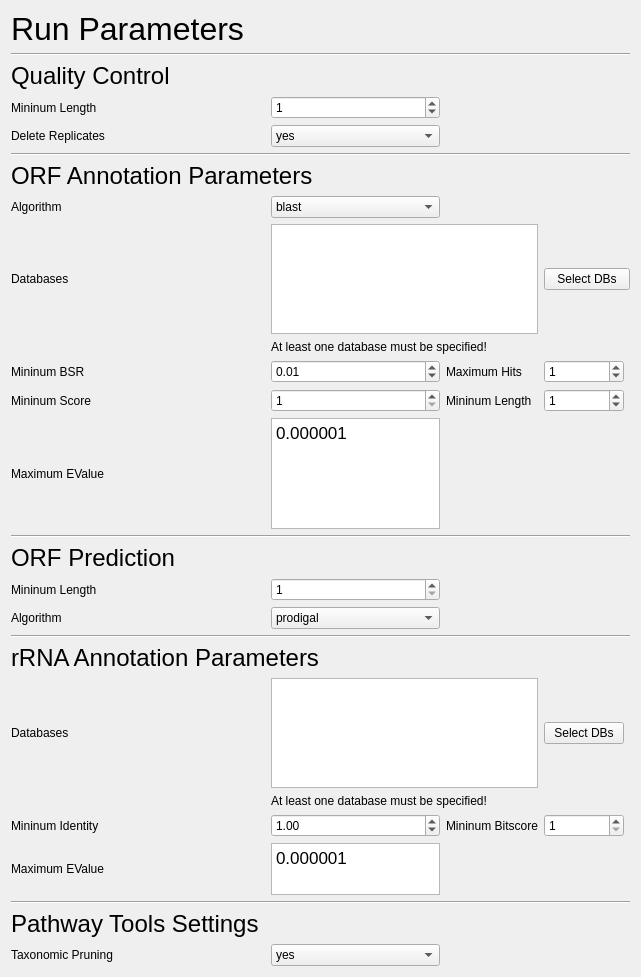
First picture: the form in SettingsTab.ui, repository hallamlab/MetaPathwaysGUI, before the edit.
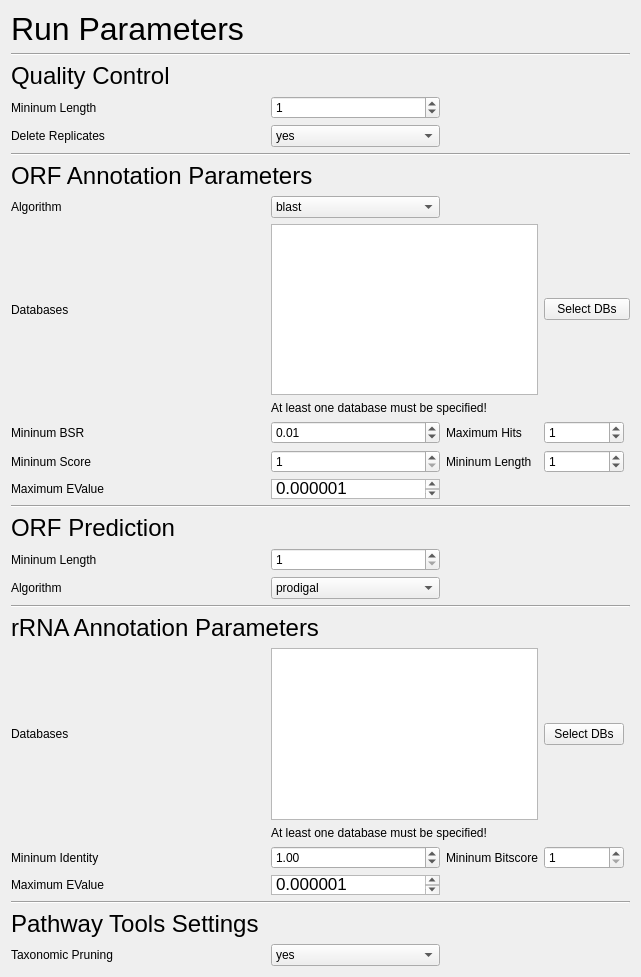
Second picture: the form after the edit.

Diff of the .ui file:
```diff
--- a/SettingsTab.ui
+++ b/SettingsTab.ui
@@ -31,23 +31,6 @@
      </property>
     </widget>
    </item>
-   <item row="17" column="2">
-    <widget class="QTextEdit" name="annotationMAX_EVALUE">
-     <property name="minimumSize">
-      <size>
-       <width>139</width>
-       <height>0</height>
-      </size>
-     </property>
-     <property name="html">
-      <string>&lt;!DOCTYPE HTML PUBLIC &quot;-//W3C//DTD HTML 4.0//EN&quot; &quot;http://www.w3.org/TR/REC-html40/strict.dtd&quot;&gt;
-&lt;html&gt;&lt;head&gt;&lt;meta name=&quot;qrichtext&quot; content=&quot;1&quot; /&gt;&lt;style type=&quot;text/css&quot;&gt;
-p, li { white-space: pre-wrap; }
-&lt;/style&gt;&lt;/head&gt;&lt;body style=&quot; font-family:'Lucida Grande'; font-size:13pt; font-weight:400; font-style:normal;&quot;&gt;
-&lt;p style=&quot; margin-top:0px; margin-bottom:0px; margin-left:0px; margin-right:0px; -qt-block-indent:0; text-indent:0px;&quot;&gt;0.000001&lt;/p&gt;&lt;/body&gt;&lt;/html&gt;</string>
-     </property>
-    </widget>
-   </item>
    <item row="19" column="0" colspan="3">
     <widget class="QLabel" name="label_4">
      <property name="font">
@@ -134,13 +117,6 @@
      </property>
     </widget>
    </item>
-   <item row="17" column="0" colspan="2">
-    <widget class="QLabel" name="label_11">
-     <property name="text">
-      <string>Maximum EValue</string>
-     </property>
-    </widget>
-   </item>
    <item row="5" column="2">
     <widget class="QSpinBox" name="quality_controlMIN_LENGTH">
      <property name="maximum">
@@ -351,7 +327,7 @@
      <property name="maximumSize">
       <size>
        <width>16777215</width>
-       <height>52</height>
+       <height>20</height>
       </size>
      </property>
      <property name="html">
@@ -467,6 +443,36 @@
      </property>
     </widget>
    </item>
+   <item row="16" column="2">
+    <widget class="QTextEdit" name="annotationMAX_EVALUE">
+     <property name="minimumSize">
+      <size>
+       <width>139</width>
+       <height>0</height>
+      </size>
+     </property>
+     <property name="maximumSize">
+      <size>
+       <width>16777215</width>
+       <height>20</height>
+      </size>
+     </property>
+     <property name="html">
+      <string>&lt;!DOCTYPE HTML PUBLIC &quot;-//W3C//DTD HTML 4.0//EN&quot; &quot;http://www.w3.org/TR/REC-html40/strict.dtd&quot;&gt;
+&lt;html&gt;&lt;head&gt;&lt;meta name=&quot;qrichtext&quot; content=&quot;1&quot; /&gt;&lt;style type=&quot;text/css&quot;&gt;
+p, li { white-space: pre-wrap; }
+&lt;/style&gt;&lt;/head&gt;&lt;body style=&quot; font-family:'Lucida Grande'; font-size:13pt; font-weight:400; font-style:normal;&quot;&gt;
+&lt;p style=&quot; margin-top:0px; margin-bottom:0px; margin-left:0px; margin-right:0px; -qt-block-indent:0; text-indent:0px;&quot;&gt;0.000001&lt;/p&gt;&lt;/body&gt;&lt;/html&gt;</string>
+     </property>
+    </widget>
+   </item>
+   <item row="16" column="0">
+    <widget class="QLabel" name="label_11">
+     <property name="text">
+      <string>Maximum EValue</string>
+     </property>
+    </widget>
+   </item>
   </layout>
  </widget>
  <tabstops>
```
Left out of the diff: 1 changed line with no effect on the pictures.
